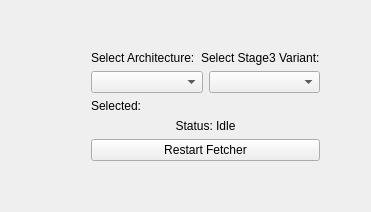
The window that src/modules/stagechoose/StageChoosePage.ui (TableFlipper9/calamares) describes before a commit, drawn with Qt 5.
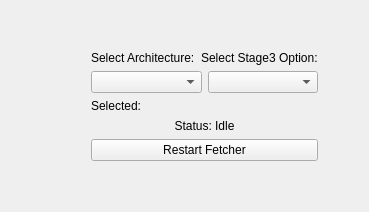
The same window after the commit.

Commit message: Added all archs versions and some optics improvemtns

```diff
--- a/src/modules/stagechoose/StageChoosePage.ui
+++ b/src/modules/stagechoose/StageChoosePage.ui
@@ -51,7 +51,7 @@
          <item>
           <widget class="QLabel" name="variantLabel">
            <property name="text">
-            <string>Select Stage3 Variant:</string>
+            <string>Select Stage3 Option:</string>
            </property>
           </widget>
          </item>
```
The commit also changes 2 other files.
